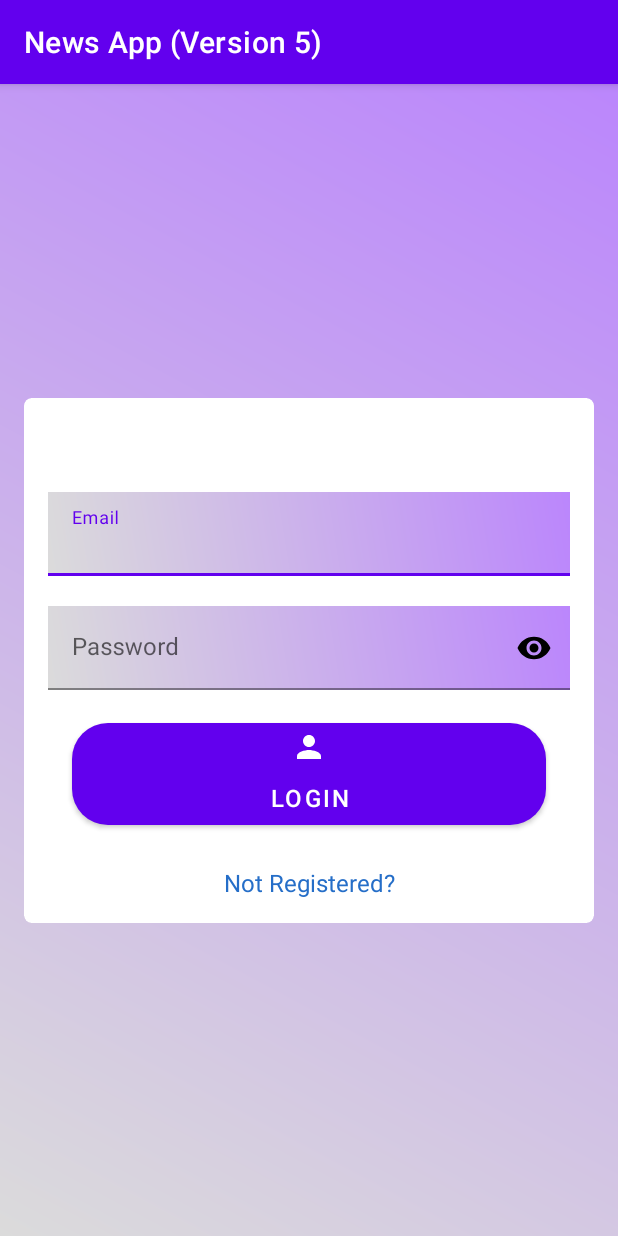
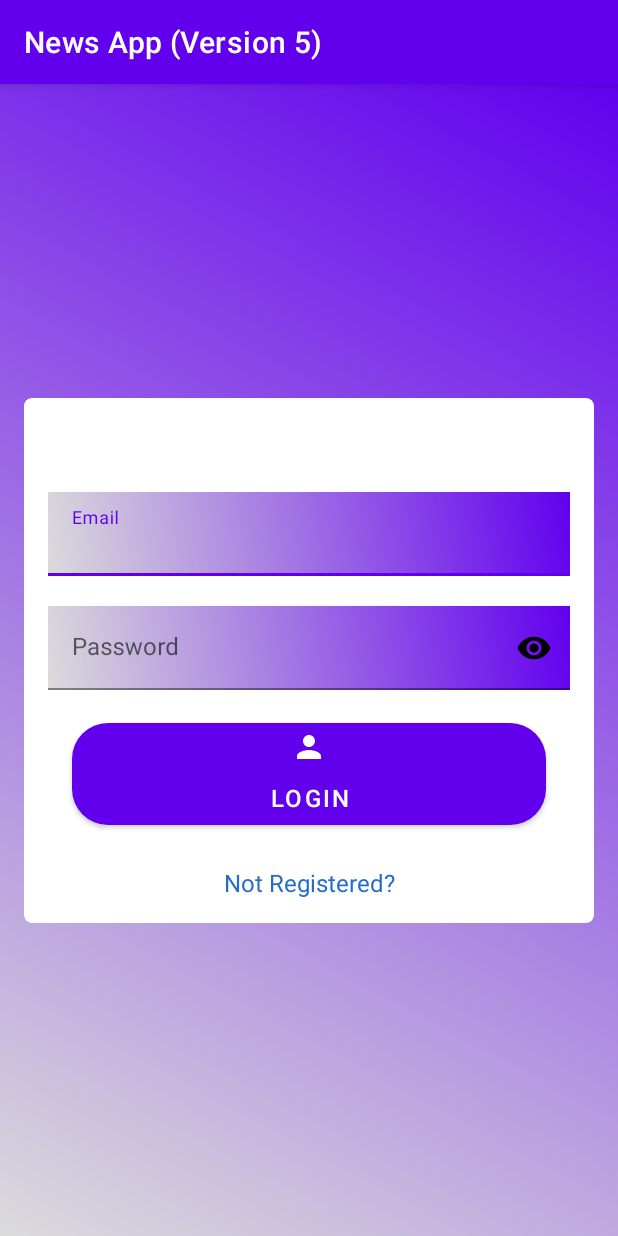
Before and after one commit to AhmedMaad/Masar-Android-Networking-Projects, an Android app: the LoginActivity screen opened directly, with no data from a screen before it, on a phone screen of 412 x 824 dp. Run offline under Robolectric (Android 15) with nearby library versions, the phone set to English and light mode, and no system bars; our stand-ins replace Firebase (no records; nobody signed in at launch, a user with empty details on screens opened directly).

Commit message:
News App (Version 5)

```diff
--- a/7- News App (Version 5)/app/src/main/java/com/maad/newsappversion5/SignupActivity.java
+++ b/7- News App (Version 5)/app/src/main/java/com/maad/newsappversion5/SignupActivity.java
@@ -62,6 +62,7 @@ public class SignupActivity extends AppCompatActivity {
 
     private void verifyEmail(String email, String password) {
         FirebaseUser user = mAuth.getCurrentUser();
+        if (user != null) {
             user.sendEmailVerification()
                     .addOnCompleteListener(new OnCompleteListener<Void>() {
                         @Override
@@ -77,5 +78,6 @@ public class SignupActivity extends AppCompatActivity {
                         }
                     });
         }
+    }
 
 }
--- a/7- News App (Version 5)/app/src/main/res/drawable/gradient.xml
+++ b/7- News App (Version 5)/app/src/main/res/drawable/gradient.xml
@@ -5,5 +5,5 @@
     <gradient
         android:angle="225"
         android:endColor="#dbdbdb"
-        android:startColor="@color/purple_200"/>
+        android:startColor="@color/purple_500"/>
 </shape>
```
Also changed, not shown: 7- News App (Version 5)/app/src/main/java/com/maad/newsappversion5/LoginActivity.java (+9 -2 lines). Lines whose indentation alone changed are shown as unchanged.
